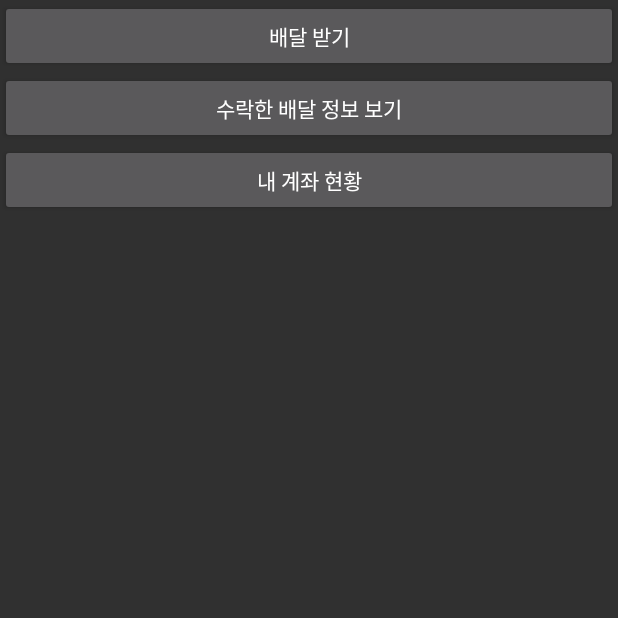
After one commit to SongYeongJu/mobile_team_project, an Android app: the MainForDmActivity screen opened directly, with no data from a screen before it, on a phone screen of 412 x 824 dp, the top half of it. The commit adds this screen. Run offline under Robolectric (Android 15) with nearby library versions, the phone set to English and light mode, and no system bars.

Commit message:
기본틀 대강 완성
리퀘스트 액티비티:
시작시간이랑 종료시간유효한지 검사하는 기능 구현 추가 필요함!!

```diff
--- a/MyApplication/app/build.gradle
+++ b/MyApplication/app/build.gradle
@@ -29,7 +29,7 @@ dependencies {
     androidTestImplementation 'com.android.support.test:runner:1.0.1'
     androidTestImplementation 'com.android.support.test.espresso:espresso-core:3.0.1'
     implementation 'com.android.support:design:26.1.0'
-    compile ('io.socket:socket.io-client:1.0.0') {
+    compile('io.socket:socket.io-client:1.0.0') {
         exclude group: 'org.json', module: 'json'
     }
 }
--- a/MyApplication/app/src/main/java/com/example/myapplication/Activity/LoginActivity.java
+++ b/MyApplication/app/src/main/java/com/example/myapplication/Activity/LoginActivity.java
@@ -147,7 +147,7 @@ public class LoginActivity extends AppCompatActivity implements LoaderCallbacks<
         checkBox=(CheckBox)findViewById(R.id.checkBox);
         if(client.Login(mEmailView.getText().toString(),mPasswordView.getText().toString())) {
             if (checkBox.isChecked()) {
-                Intent intent = new Intent(LoginActivity.this, SelectItemActivity.class);
+                Intent intent = new Intent(LoginActivity.this, MainForDmActivity.class);
                 startActivity(intent);
             } else {
                 Intent intent = new Intent(LoginActivity.this, MainActivity.class);
--- /dev/null
+++ b/MyApplication/app/src/main/java/com/example/myapplication/Activity/MainForDmActivity.java
@@ -0,0 +1,43 @@
+package com.example.myapplication.Activity;
+
+import android.content.Intent;
+import android.os.Bundle;
+import android.support.v7.app.AppCompatActivity;
+import android.view.View;
+import android.widget.Button;
+
+import com.example.myapplication.R;
+
+public class MainForDmActivity extends AppCompatActivity {
+
+    private Button getRequest;
+    private Button requestInfo;
+    private Button mymoney;
+    @Override
+    protected void onCreate(Bundle savedInstanceState) {
+        super.onCreate(savedInstanceState);
+        setContentView(R.layout.activity_main_for_dm);
+
+        getRequest=(Button)findViewById(R.id.selectItemButton);
+        requestInfo=(Button)findViewById(R.id.myDelItemButton);
+        mymoney=(Button)findViewById(R.id.myMoneyButton);
+
+        getRequest.setOnClickListener(new View.OnClickListener() {
+            @Override
+            public void onClick(View v) {
+                Intent intent=new Intent(MainForDmActivity.this,SelectItemActivity.class);
+                startActivity(intent);
+            }
+        });
+
+        requestInfo.setOnClickListener(new View.OnClickListener() {
+            @Override
+            public void onClick(View v) {
+                Intent intent=new Intent(MainForDmActivity.this,DeliveryInfoActivity_forDM.class);
+                startActivity(intent);
+            }
+        });
+
+    }
+
+}
--- a/MyApplication/app/src/main/java/com/example/myapplication/DataStructure/Duser.java
+++ b/MyApplication/app/src/main/java/com/example/myapplication/DataStructure/Duser.java
@@ -48,4 +48,10 @@ public class Duser implements Serializable {
     public int getTrust() { return trust; }
     public Item getItem() { return item; }
 
+    public String returnInfo() {
+        String s;
+        String en="\n";
+        s="신뢰도 :"+ getTrust();
+        return s;
+    }
 }
--- /dev/null
+++ b/MyApplication/app/src/main/res/layout/activity_main_for_dm.xml
@@ -0,0 +1,26 @@
+<?xml version="1.0" encoding="utf-8"?>
+<LinearLayout xmlns:android="http://schemas.android.com/apk/res/android"
+    xmlns:tools="http://schemas.android.com/tools"
+    android:layout_width="match_parent"
+    android:layout_height="match_parent"
+    android:orientation="vertical"
+    tools:context="com.example.myapplication.Activity.MainForDmActivity">
+
+    <Button
+        android:id="@+id/selectItemButton"
+        android:layout_width="match_parent"
+        android:layout_height="wrap_content"
+        android:text="배달 받기" />
+
+    <Button
+        android:id="@+id/myDelItemButton"
+        android:layout_width="match_parent"
+        android:layout_height="wrap_content"
+        android:text="수락한 배달 정보 보기" />
+
+    <Button
+        android:id="@+id/myMoneyButton"
+        android:layout_width="match_parent"
+        android:layout_height="wrap_content"
+        android:text="내 계좌 현황" />
+</LinearLayout>
```
Also changed, not shown: MyApplication/app/src/main/AndroidManifest.xml (+3 -5 lines), MyApplication/app/src/main/java/com/example/myapplication/Activity/ArrTimeSettingActivity.java (+23 -16 lines), MyApplication/app/src/main/java/com/example/myapplication/Activity/DeliveryInfoActivity.java (+38 -1 lines), MyApplication/app/src/main/java/com/example/myapplication/Activity/DeliveryInfoActivity_forDM.java (+62 -4 lines), MyApplication/app/src/main/java/com/example/myapplication/Activity/RequestActivity.java (+83 -46 lines), MyApplication/app/src/main/java/com/example/myapplication/Activity/StartTimeSettingActivity.java (+28 -15 lines), MyApplication/app/src/main/res/layout/activity_delivery_info.xml (+6 -1 lines), MyApplication/app/src/main/res/layout/activity_delivery_info_for_dm.xml (+5 -12 lines), MyApplication/app/src/main/res/layout/activity_request.xml (+4 -4 lines), MyApplication/app/src/main/res/values/array.xml (added, +8 -0 lines).
